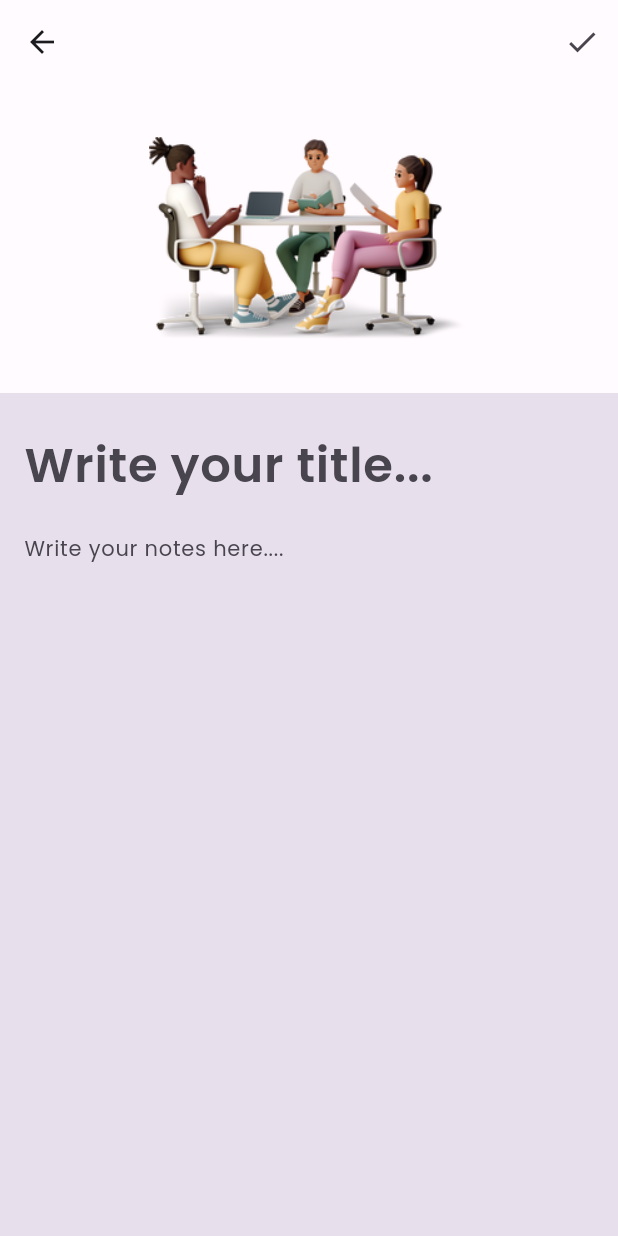
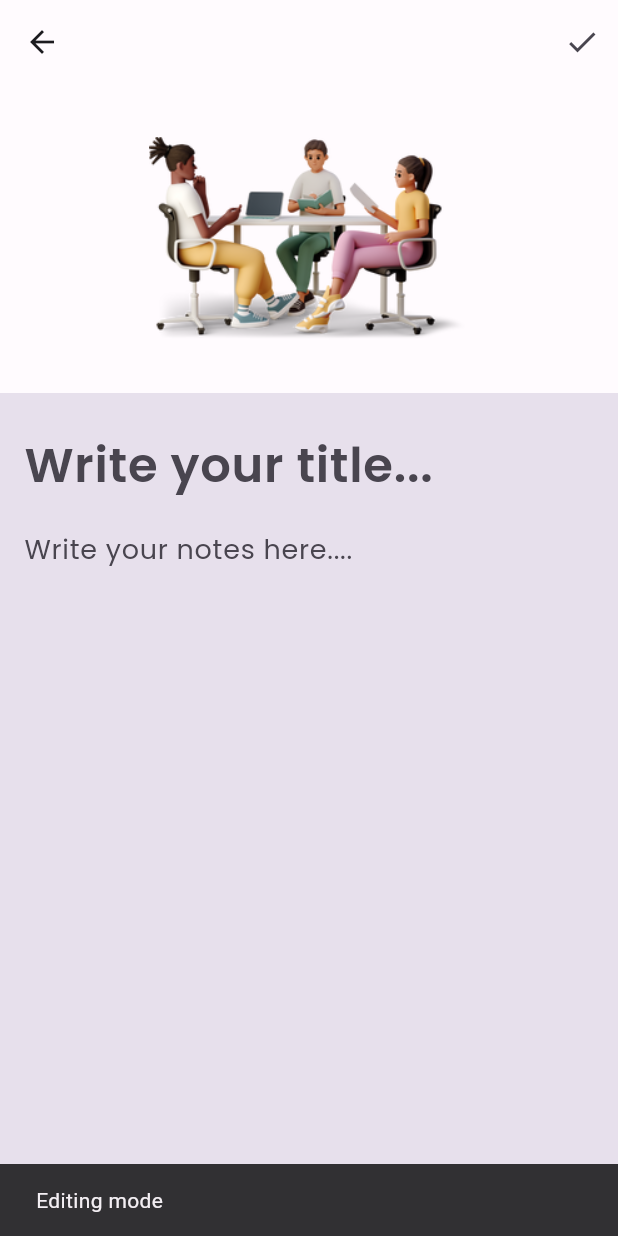
Before and after one commit to rizkisiraj/flutter-notes-app, a Flutter app: the DetailPage screen opened directly with empty values, after a tap on the "edit" icon, on a phone screen of 412 x 824 dp. Run offline on Flutter 3.47's test engine with Material 2 defaults, Android fonts, the phone set to English and light mode, and no system bars.

Commit message:
fixing scrolling bugs on detail page

```diff
--- a/lib/view/DetailPage.dart
+++ b/lib/view/DetailPage.dart
@@ -55,6 +55,9 @@ class _DetailPageState extends State<DetailPage> {
                 setState(() {
                   _isEditing = true;
                 });
+                var snackBar = SnackBar(content: Text('Editing mode'));
+                // Step 3
+                ScaffoldMessenger.of(context).showSnackBar(snackBar);
               },
               icon: const Icon(
                 Icons.edit
@@ -75,7 +78,7 @@ class _DetailPageState extends State<DetailPage> {
             child: Material(
                 type: MaterialType.transparency,
                 child: Hero(
-                  tag: 'note',
+                  tag: 'note ${widget.note.id}',
                   child: Container(
                     width: double.infinity,
                     padding: const EdgeInsets.all(16.0),
@@ -100,6 +103,8 @@ class _DetailPageState extends State<DetailPage> {
                             ),
                           ),
                           Expanded(
+                            child: SingleChildScrollView(
+                              scrollDirection: Axis.vertical,
                               child: Material(
                                 type: MaterialType.transparency,
                                 child: TextField(
@@ -109,11 +114,12 @@ class _DetailPageState extends State<DetailPage> {
                                   keyboardType: TextInputType.multiline,
                                   style: const TextStyle(
                                       fontFamily: 'Poppins',
-                                    fontSize: 14
+                                      fontSize: 18
                                   ),
                                   decoration: InputDecoration(
                                       hintText: "Write your notes here....",
                                       border: InputBorder.none
+                                  ),
                                 ),
                               ),
                             ),
--- a/lib/view/HomePage.dart
+++ b/lib/view/HomePage.dart
@@ -55,7 +55,7 @@ class HomePage extends StatelessWidget {
         ),
         floatingActionButton: FloatingActionButton(
           onPressed: (){
-            Navigator.push(context, MaterialPageRoute(builder: (context) => const NoteFormPage()));
+            Navigator.push(context, MaterialPageRoute(builder: (context) => NoteFormPage()));
           },
           child: const Icon(Icons.add, size: 30),
         ),
@@ -97,6 +97,9 @@ class NoteCard extends StatelessWidget {
         }
         );
       },
+      borderRadius: BorderRadius.circular(16),
+      child: Hero(
+        tag: 'note ${note.id}',
         child: Container(
             height: 132,
             child: Card(
@@ -134,6 +137,7 @@ class NoteCard extends StatelessWidget {
               ),
             ),
           ),
+      ),
     );
   }
 }
--- a/pubspec.yaml
+++ b/pubspec.yaml
@@ -47,7 +47,12 @@ dev_dependencies:
   # package. See that file for information about deactivating specific lint
   # rules and activating additional ones.
   flutter_lints: ^2.0.0
+  flutter_launcher_icons: ^0.9.2
 
+flutter_icons:
+  android: "launcher_icon"
+  ios: true
+  image_path: "assets/icons/launcher_icon.png"
 # For information on the generic Dart part of this file, see the
 # following page: https://dart.dev/tools/pub/pubspec
 
```
Also changed, not shown: lib/view/NoteFormPage.dart (+14 -11 lines), assets/icons/launcher_icon.png (added), pubspec.lock, 17 other files. Lines whose indentation alone changed are shown as unchanged.
